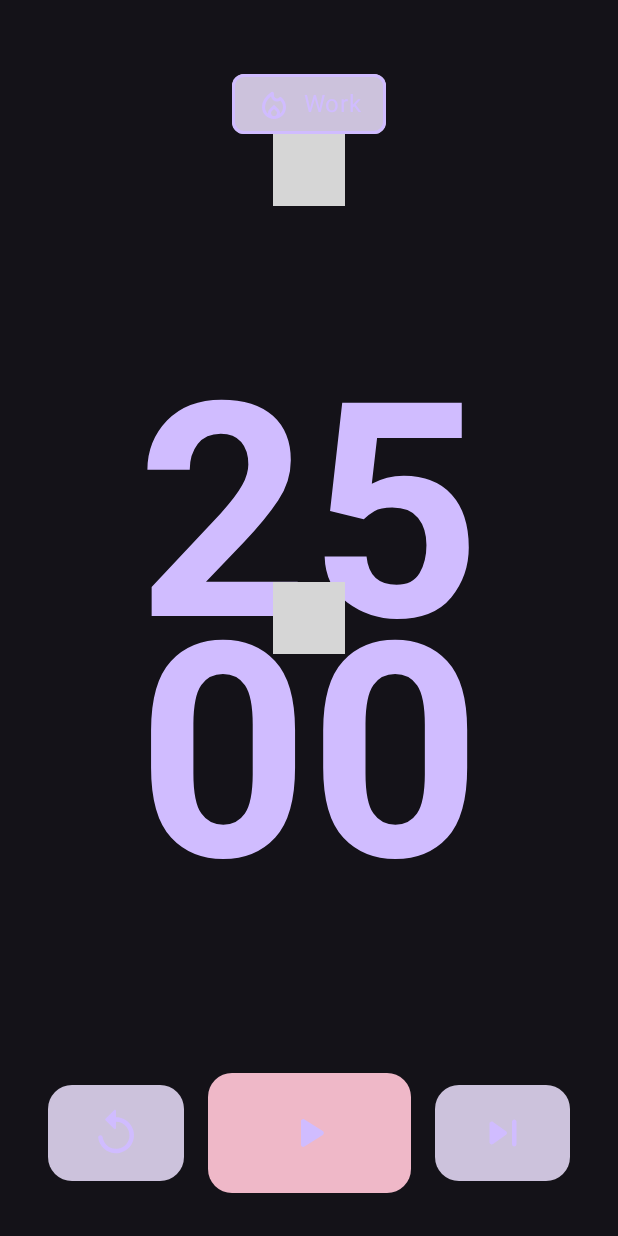
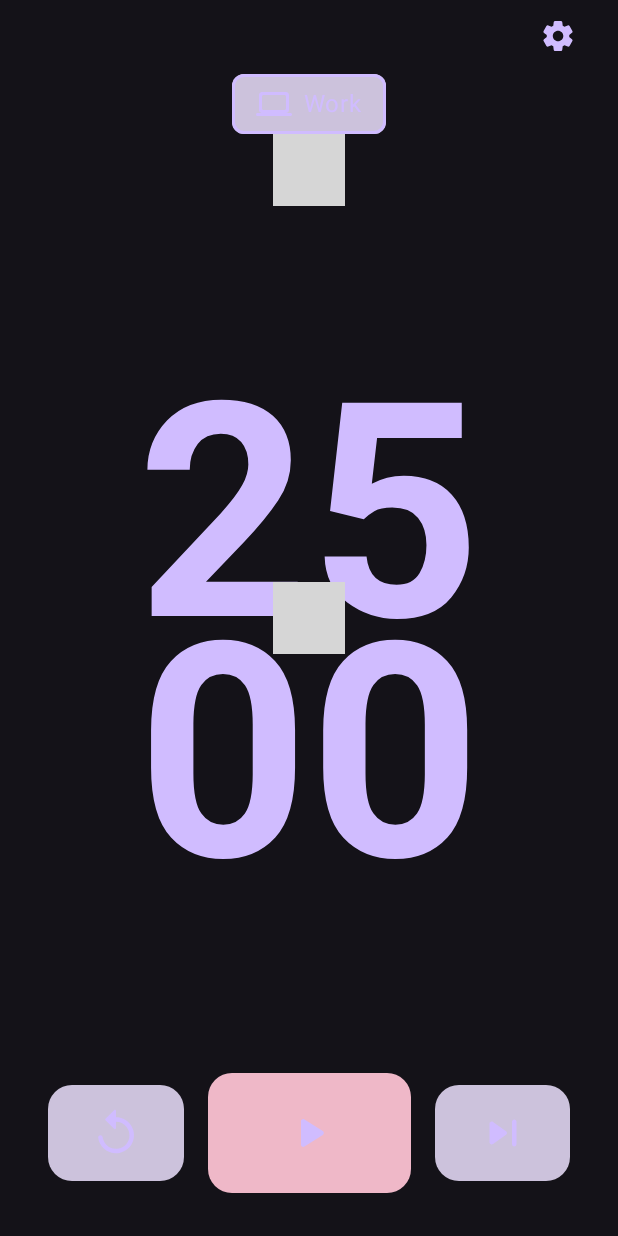
Before and after one commit to anthinh123/Pomodoro, an Android app built with Jetpack Compose: the screen it shows after launch (MainActivity), on a phone screen of 412 x 824 dp. Run offline under Robolectric (Android 15) with nearby library versions, the phone set to English and light mode, and no system bars; our stand-ins replace Room's generated code; 6 statements that could not run were skipped; grey boxes are pictures that could not be loaded.

Commit message:
add setting to pomodoro screen

```diff
--- a/app/src/main/java/com/thinh/pomodoro/features/pomodoro/ui/PomodoroScreen.kt
+++ b/app/src/main/java/com/thinh/pomodoro/features/pomodoro/ui/PomodoroScreen.kt
@@ -9,20 +9,31 @@ import android.util.Log
 import androidx.compose.foundation.BorderStroke
 import androidx.compose.foundation.background
 import androidx.compose.foundation.layout.Arrangement
+import androidx.compose.foundation.layout.Box
 import androidx.compose.foundation.layout.Column
 import androidx.compose.foundation.layout.Row
 import androidx.compose.foundation.layout.Spacer
 import androidx.compose.foundation.layout.fillMaxSize
+import androidx.compose.foundation.layout.fillMaxWidth
 import androidx.compose.foundation.layout.padding
 import androidx.compose.foundation.layout.size
 import androidx.compose.foundation.layout.width
+import androidx.compose.foundation.layout.wrapContentHeight
+import androidx.compose.foundation.layout.wrapContentSize
 import androidx.compose.foundation.shape.RoundedCornerShape
+import androidx.compose.material.icons.Icons
+import androidx.compose.material.icons.filled.Settings
+import androidx.compose.material.icons.rounded.Settings
 import androidx.compose.material3.Card
 import androidx.compose.material3.CardDefaults
+import androidx.compose.material3.ExperimentalMaterial3Api
 import androidx.compose.material3.Icon
 import androidx.compose.material3.IconButton
 import androidx.compose.material3.MaterialTheme
+import androidx.compose.material3.Scaffold
 import androidx.compose.material3.Text
+import androidx.compose.material3.TopAppBar
+import androidx.compose.material3.TopAppBarDefaults
 import androidx.compose.runtime.Composable
 import androidx.compose.runtime.DisposableEffect
 import androidx.compose.runtime.LaunchedEffect
@@ -42,6 +53,7 @@ import androidx.compose.ui.unit.dp
 import androidx.compose.ui.unit.sp
 import androidx.lifecycle.Lifecycle
 import androidx.lifecycle.compose.LifecycleEventEffect
+import androidx.room.util.TableInfo
 import com.thinh.pomodoro.R
 import com.thinh.pomodoro.features.pomodoro.ui.PomodoroContract.PomodoroEvent.PlayPauseEvent
 import com.thinh.pomodoro.features.pomodoro.ui.PomodoroContract.PomodoroEvent.ResetTime
@@ -104,10 +116,28 @@ fun PomodoroScreen(
     ) {
 
         Column(
-            modifier = Modifier.weight(1f),
+            modifier = Modifier.weight(1f).fillMaxWidth(),
+            horizontalAlignment = Alignment.End
+        ) {
+            IconButton(
+                modifier = Modifier.padding(end = 16.dp),
+                onClick = { /* do something */ }
+            ) {
+                Icon(
+                    imageVector = Icons.Rounded.Settings,
+                    tint = MaterialTheme.colorScheme.primary,
+                    contentDescription = null
+                )
+            }
+
+            Spacer(modifier = Modifier.weight(1f))
+
+            Column(
+                modifier = Modifier.fillMaxWidth(),
                 horizontalAlignment = Alignment.CenterHorizontally,
                 verticalArrangement = Arrangement.Bottom
             ) {
+
                 Header(
                     icon = getHeaderIcon(uiState.pomodoroStage),
                     title = getHeaderText(uiState.pomodoroStage),
@@ -120,6 +150,7 @@ fun PomodoroScreen(
                     color = MaterialTheme.colorScheme.primary,
                     maxFontSize = 20.sp
                 )
+            }
         }
 
         AutoSizeText(
@@ -269,9 +300,9 @@ private fun getHeaderText(pomodoroStage: PomodoroStage): String {
 
 private fun getHeaderIcon(pomodoroStage: PomodoroStage): Int {
     return when (pomodoroStage) {
-        PomodoroStage.WORK -> R.drawable.rounded_local_fire_department_24
+        PomodoroStage.WORK -> R.drawable.round_laptop_24
         PomodoroStage.BREAK -> R.drawable.ic_coffee
-        PomodoroStage.LONG_BREAK -> R.drawable.ic_coffee
+        PomodoroStage.LONG_BREAK -> R.drawable.round_chair_24
     }
 }
 
--- /dev/null
+++ b/app/src/main/res/drawable/round_chair_24.xml
@@ -0,0 +1,7 @@
+<vector xmlns:android="http://schemas.android.com/apk/res/android" android:autoMirrored="true" android:height="24dp" android:tint="#000000" android:viewportHeight="24" android:viewportWidth="24" android:width="24dp">
+
+    <path android:fillColor="@android:color/white" android:pathData="M21,9c-1.1,0 -2,0.9 -2,2v4H5v-4c0,-1.1 -0.9,-2 -2,-2s-2,0.9 -2,2v5c0,1.65 1.35,3 3,3v1c0,0.55 0.45,1 1,1c0.55,0 1,-0.45 1,-1v-1h12v1c0,0.55 0.45,1 1,1c0.55,0 1,-0.45 1,-1v-1c1.65,0 3,-1.35 3,-3v-5C23,9.9 22.1,9 21,9z"/>
+
+    <path android:fillColor="@android:color/white" android:pathData="M7,11v2h10v-2c0,-1.86 1.28,-3.41 3,-3.86V6c0,-1.65 -1.35,-3 -3,-3H7C5.35,3 4,4.35 4,6v1.14C5.72,7.59 7,9.14 7,11z"/>
+
+</vector>
--- /dev/null
+++ b/app/src/main/res/drawable/round_laptop_24.xml
@@ -0,0 +1,5 @@
+<vector xmlns:android="http://schemas.android.com/apk/res/android" android:autoMirrored="true" android:height="24dp" android:tint="#000000" android:viewportHeight="24" android:viewportWidth="24" android:width="24dp">
+
+    <path android:fillColor="@android:color/white" android:pathData="M20,18c1.1,0 2,-0.9 2,-2V6c0,-1.1 -0.9,-2 -2,-2H4c-1.1,0 -2,0.9 -2,2v10c0,1.1 0.9,2 2,2H1c-0.55,0 -1,0.45 -1,1s0.45,1 1,1h22c0.55,0 1,-0.45 1,-1s-0.45,-1 -1,-1h-3zM5,6h14c0.55,0 1,0.45 1,1v8c0,0.55 -0.45,1 -1,1H5c-0.55,0 -1,-0.45 -1,-1V7c0,-0.55 0.45,-1 1,-1z"/>
+
+</vector>
```
Lines whose indentation alone changed are shown as unchanged.
